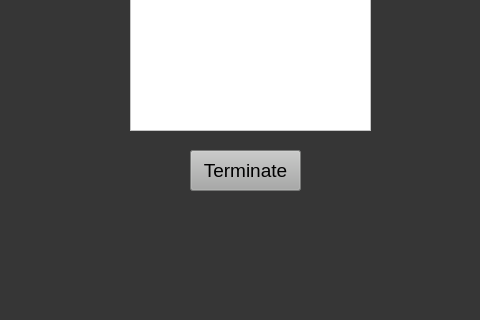
Above: dashboard.ui from MackNajorka/PythonSQLProject before the change; both pictures show x 0 to 480 and y 300 to 620 of the 480 by 620 pixel window. Below: the same form after it.
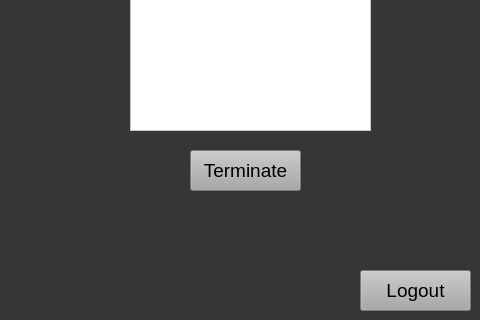
That is the form after the change.

Commit message: Rebuilt Program to integrate UI.

Patch:
```diff
--- a/dashboard.ui
+++ b/dashboard.ui
@@ -154,6 +154,22 @@
     <string notr="true">background-color: rgb(255, 255, 255);</string>
    </property>
   </widget>
+  <widget class="QPushButton" name="logoutButton">
+   <property name="geometry">
+    <rect>
+     <x>360</x>
+     <y>570</y>
+     <width>111</width>
+     <height>41</height>
+    </rect>
+   </property>
+   <property name="styleSheet">
+    <string notr="true">background-color: rgb(167, 168, 167);font-size:14pt;</string>
+   </property>
+   <property name="text">
+    <string>Logout</string>
+   </property>
+  </widget>
  </widget>
  <resources/>
  <connections/>
```
The commit also changes 3 other files.
